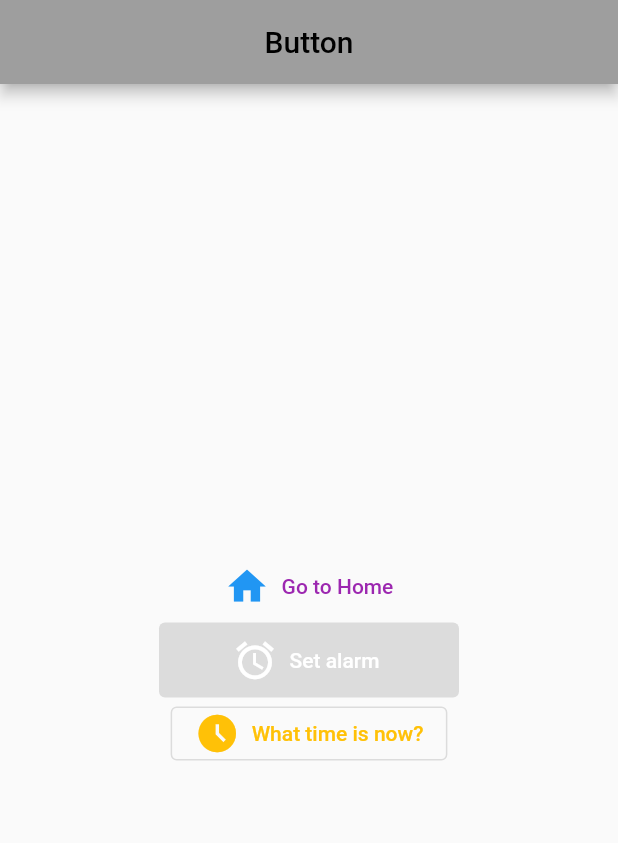
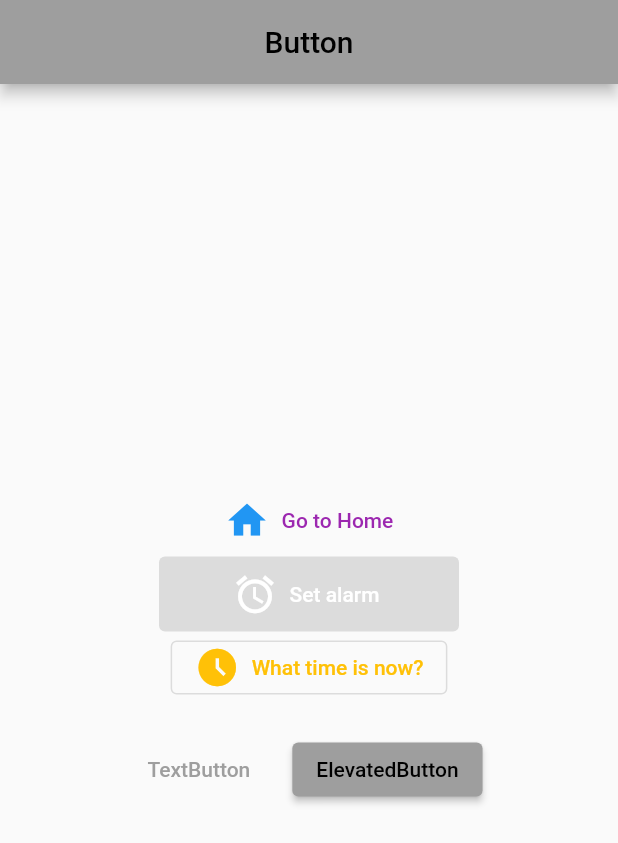
Before and after one commit to jyp90/App-TIL-Flutter, a Flutter app: the screen it shows after launch, on a phone screen of 412 x 824 dp. Shown: the top 843 px of the screen. Run offline on Flutter 3.47's test engine with Material 2 defaults, Android fonts, the phone set to English and light mode, and no system bars.

Commit message:
feat: ButtonBar 속성에 대한 내용

```diff
--- a/lib/main.dart
+++ b/lib/main.dart
@@ -72,6 +72,14 @@ class MyButtons extends StatelessWidget {
                 style: OutlinedButton.styleFrom(
                   primary: Colors.cyan
                 )
+              ),
+              ButtonBar(
+                alignment: MainAxisAlignment.center, // 가운데정렬
+                buttonPadding: EdgeInsets.all(20), // 버튼 패딩값 넣기
+                children: [
+                  TextButton(onPressed: (){}, child: Text("TextButton")),
+                  ElevatedButton(onPressed: (){}, child: Text("ElevatedButton"),),
+                ],
               )
             ],
           ),
```
